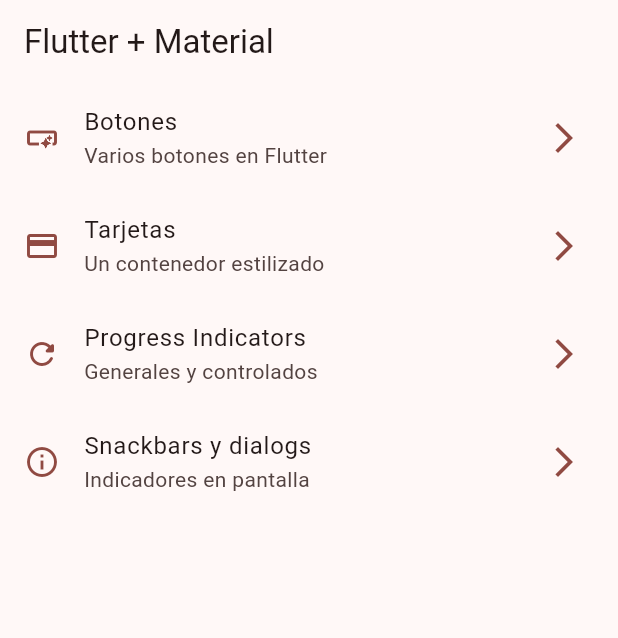
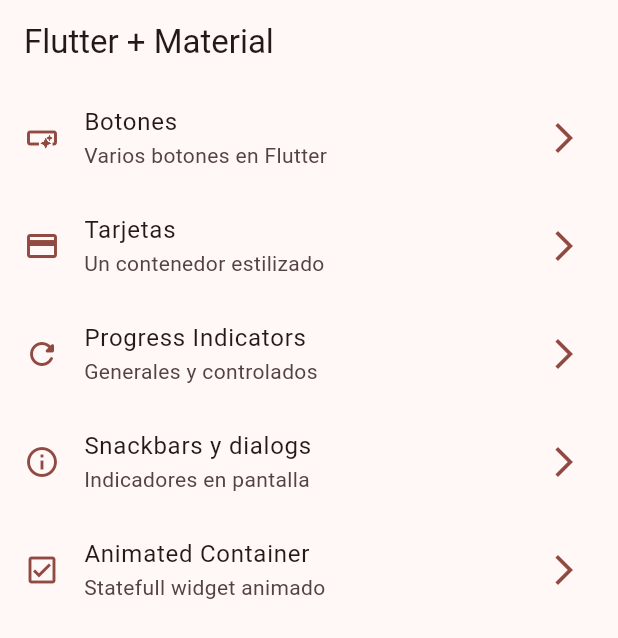
Before and after one commit to FDQM/widgets_app, a Flutter app: the screen it shows after launch, on a phone screen of 412 x 824 dp. Shown: the top 638 px of the screen. Run offline on Flutter 3.47's test engine with Material 3 defaults, Android fonts, the phone set to English and light mode, and no system bars; our stand-ins replace go_router.

Commit message:
animated container terminado

```diff
--- a/lib/config/menu/menu_items.dart
+++ b/lib/config/menu/menu_items.dart
@@ -33,5 +33,10 @@ const appMenuItems = <MenuItem>[
       title: 'Snackbars y dialogs',
       subTitle: 'Indicadores en pantalla',
       link: '/snackbars',
-      icon: Icons.info_outline)
+      icon: Icons.info_outline),
+       MenuItem(
+      title: 'Animated Container',
+      subTitle: 'Statefull widget animado',
+      link: '/animated',
+      icon: Icons.check_box_outlined)
 ];
--- a/lib/config/router/app_router.dart
+++ b/lib/config/router/app_router.dart
@@ -29,5 +29,10 @@ final appRouter = GoRouter(
       name: SnackbarScreen.name,
       builder: (context, state) => const SnackbarScreen(),
     ),
+     GoRoute(
+      path: '/animated',
+      name: AnimatedScreen.name,
+      builder: (context, state) => const AnimatedScreen(),
+    ),
   ],
 );
```
Also changed, not shown: lib/presentation/screens/animated/animated_screen.dart (+46 -3 lines).
